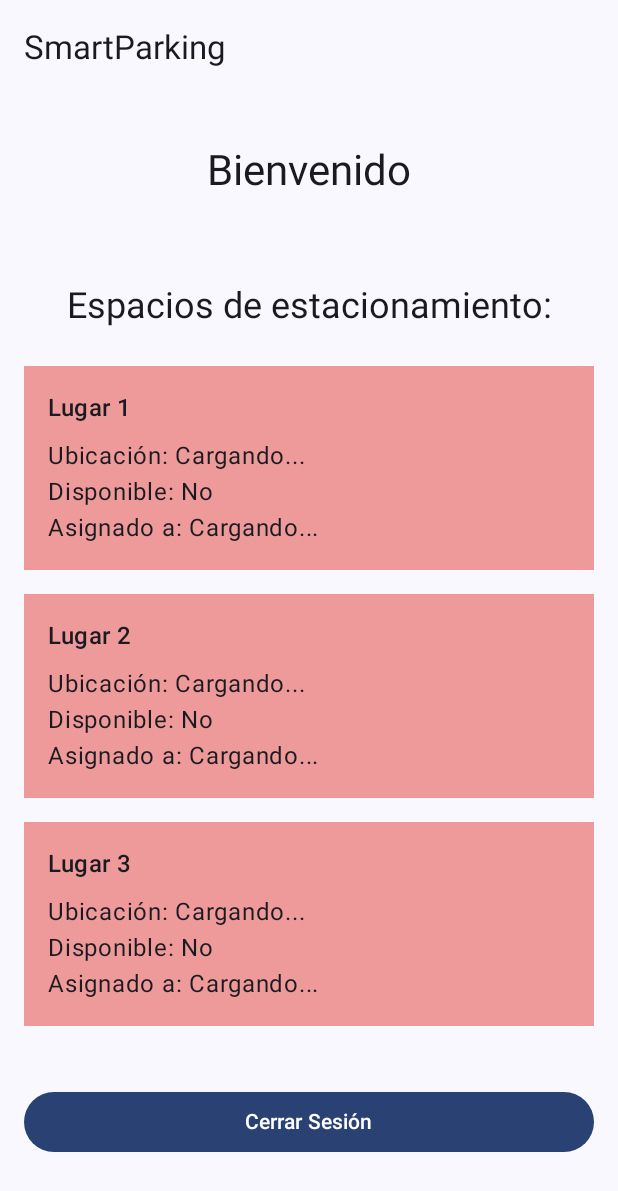
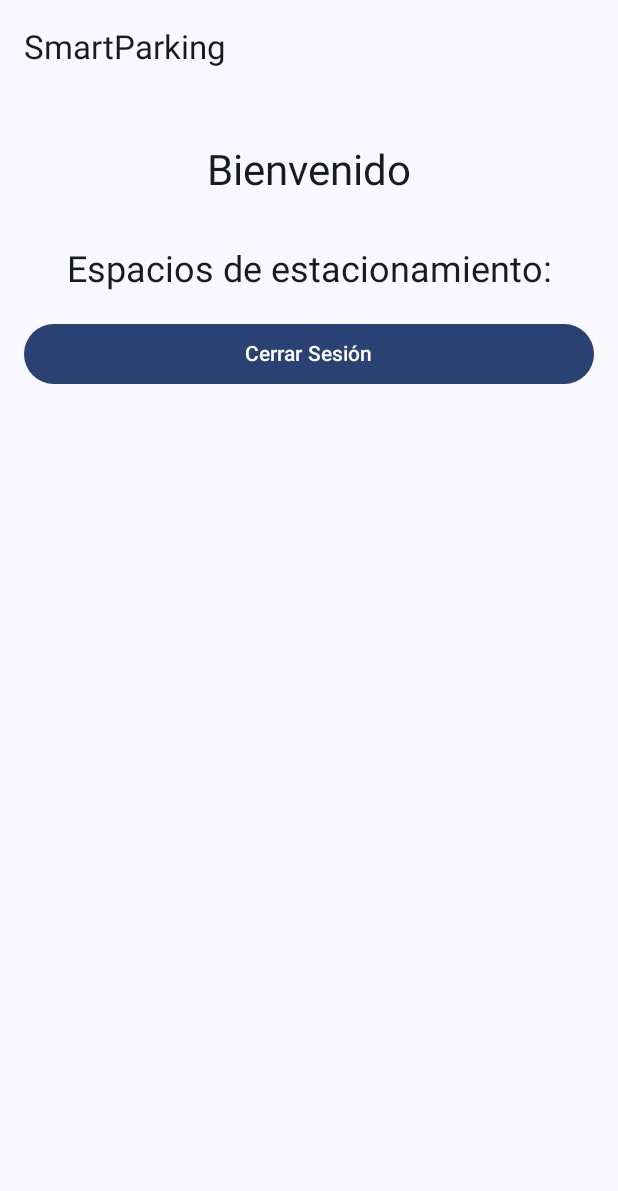
Before and after one commit to sebdev16/Parking-AI-mobile, an Android app built with Jetpack Compose: the HomeScreen screen opened through its navigation route, on a phone screen of 412 x 824 dp. Shown: the top 1191 px of the screen. Run offline under Robolectric (Android 15) with nearby library versions, the phone set to English and light mode, and no system bars; our stand-ins replace Firebase (no records; nobody signed in at launch, a user with empty details on screens opened directly).

Commit message:
app casi completa!!!!

```diff
--- a/app/src/main/java/com/example/parkingai/MainActivity.kt
+++ b/app/src/main/java/com/example/parkingai/MainActivity.kt
@@ -313,7 +313,6 @@ fun HomeScreen(navController: NavController) {
     val auth = Firebase.auth
     val db = Firebase.firestore
     var espacios by remember { mutableStateOf(listOf<Map<String, Any>>()) }
-//    val usuarioActual = auth.currentUser?.displayName ?: "displayname"
 
     LaunchedEffect(Unit) {
         db.collection("parking_spaces")
@@ -321,9 +320,8 @@ fun HomeScreen(navController: NavController) {
             .addOnSuccessListener { result ->
                 val lista = result.documents.mapNotNull { doc ->
                     mapOf(
-                        "ubicacion" to (doc.getString("ubicacion") ?: "Sin ubicación"),
-                        "disponible" to (doc.getBoolean("disponible") ?: false),
-                        "usuarioAsignado" to (doc.getString("usuarioAsignado") ?: "Ninguno")
+                        "number" to (doc.getString("number") ?: "0"),
+                        "isAvailable" to (doc.getBoolean("isAvailable") ?: false)
                     )
                 }
                 espacios = lista
@@ -348,17 +346,15 @@ fun HomeScreen(navController: NavController) {
                 horizontalAlignment = Alignment.CenterHorizontally
             ) {
                 Text(text = "Bienvenido", style = MaterialTheme.typography.headlineMedium)
-                Spacer(modifier = Modifier.height(24.dp))
-
 
                 Spacer(modifier = Modifier.height(32.dp))
 
                 Text("Espacios de estacionamiento:", style = MaterialTheme.typography.headlineSmall)
                 Spacer(modifier = Modifier.height(16.dp))
 
-                repeat(3) { index ->
-                    val espacio = espacios.getOrNull(index)
-                    val disponible = espacio?.get("disponible") as? Boolean ?: false
+                espacios.forEachIndexed { index, espacio ->
+                    val numero = espacio["number"] as? String ?: "N/A"
+                    val disponible = espacio["isAvailable"] as? Boolean ?: false
                     val color = if (disponible) Color(0xFFA5D6A7) else Color(0xFFEF9A9A)
 
                     Card(
@@ -369,16 +365,12 @@ fun HomeScreen(navController: NavController) {
                         colors = CardDefaults.cardColors(containerColor = color)
                     ) {
                         Column(modifier = Modifier.padding(16.dp)) {
-                            Text("Lugar ${index + 1}", style = MaterialTheme.typography.titleMedium)
+                            Text("Lugar: $numero", style = MaterialTheme.typography.titleMedium)
                             Spacer(modifier = Modifier.height(8.dp))
-                            Text("Ubicación: ${espacio?.get("ubicacion") ?: "Cargando..."}")
                             Text("Disponible: ${if (disponible) "Sí" else "No"}")
-                            Text("Asignado a: ${espacio?.get("usuarioAsignado") ?: "Cargando..."}")
                         }
                     }
                 }
-
-                Spacer(modifier = Modifier.height(32.dp))
 
                 Button(
                     onClick = {
```
